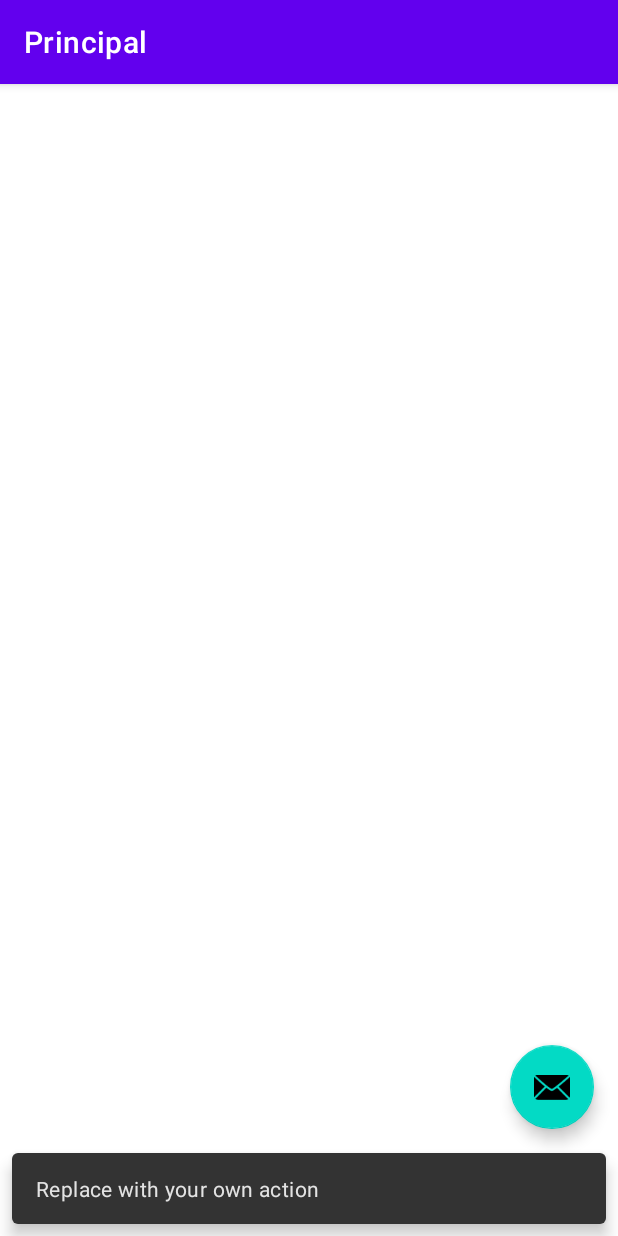
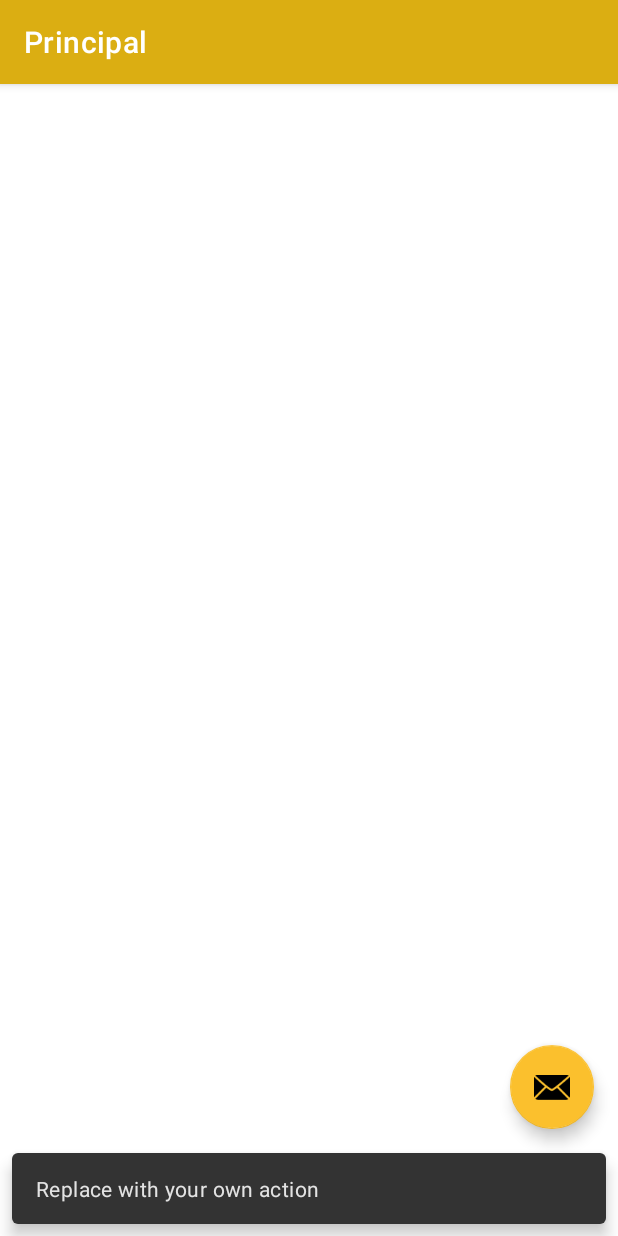
Before and after one commit to Jonathan-ulises/BlocN, an Android app: the screen it shows after launch (Principal), after a tap on an icon or button, on a phone screen of 412 x 824 dp. Run offline under Robolectric (Android 15) with nearby library versions, the phone set to English and light mode, and no system bars; Roboto replaces fonts that are not available here.

Commit message:
Color assignment and change the color theme

```diff
--- a/app/src/main/res/values/colors.xml
+++ b/app/src/main/res/values/colors.xml
@@ -7,4 +7,14 @@
     <color name="teal_700">#FF018786</color>
     <color name="black">#FF000000</color>
     <color name="white">#FFFFFFFF</color>
+    <!--- Colores primarios -->
+    <color name="primary_c">#dbae12</color>
+    <color name="p_light">#ffdf50</color>
+    <color name="p_dark">#a57f00</color>
+    <!--- Colores Secundarios -->
+    <color name="secundary_c">#fbc02d</color>
+    <color name="s_light">#fff263</color>
+    <color name="s_dark">#c49000</color>
+    <!-- Color de texto -->
+    <color name="p_s_color_font">#000000</color>
 </resources>
--- a/app/src/main/res/values/themes.xml
+++ b/app/src/main/res/values/themes.xml
@@ -2,12 +2,12 @@
     <!-- Base application theme. -->
     <style name="Theme.BlocN" parent="Theme.MaterialComponents.DayNight.DarkActionBar">
         <!-- Primary brand color. -->
-        <item name="colorPrimary">@color/purple_500</item>
-        <item name="colorPrimaryVariant">@color/purple_700</item>
+        <item name="colorPrimary">@color/primary_c</item>
+        <item name="colorPrimaryVariant">@color/p_dark</item>
         <item name="colorOnPrimary">@color/white</item>
         <!-- Secondary brand color. -->
-        <item name="colorSecondary">@color/teal_200</item>
-        <item name="colorSecondaryVariant">@color/teal_700</item>
+        <item name="colorSecondary">@color/secundary_c</item>
+        <item name="colorSecondaryVariant">@color/s_dark</item>
         <item name="colorOnSecondary">@color/black</item>
         <!-- Status bar color. -->
         <item name="android:statusBarColor" tools:targetApi="l">?attr/colorPrimaryVariant</item>
```
